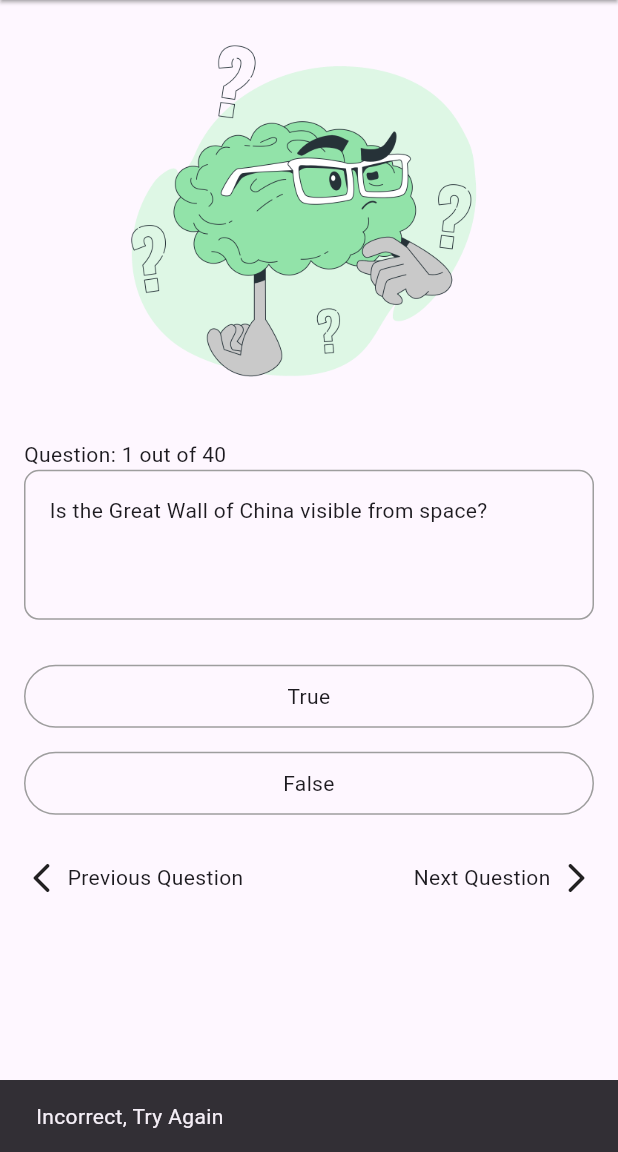
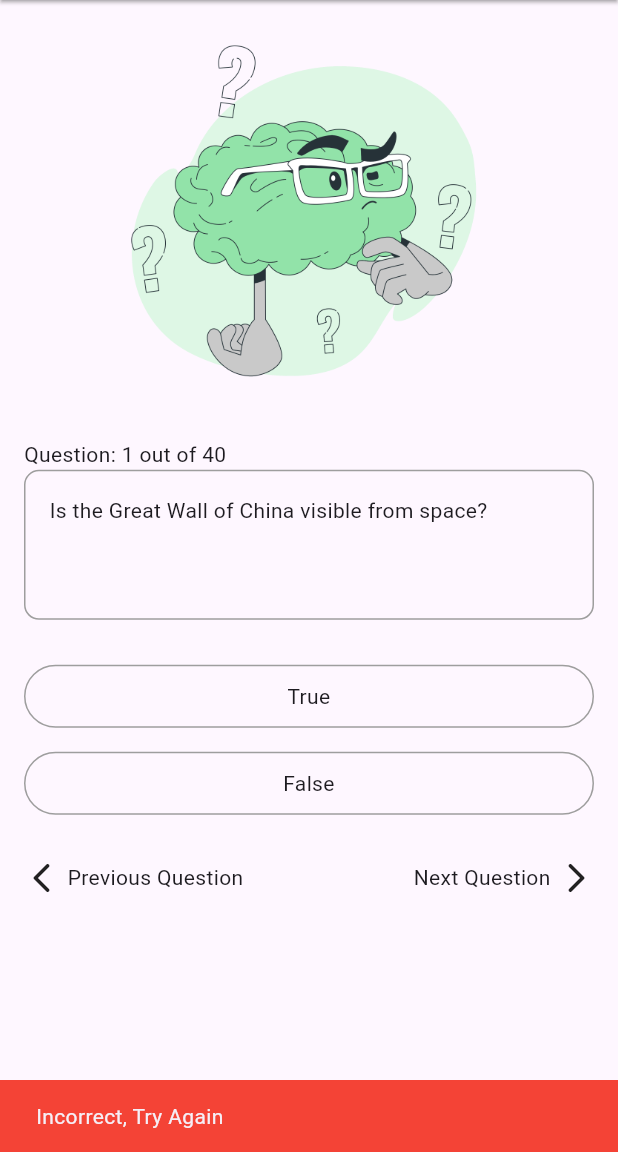
Before and after one commit to Adeyemi-Favour/Quiz-App, a Flutter app: the screen it shows after launch, after a tap on "True", on a phone screen of 412 x 824 dp, the part 84-1236 px from its top. Run offline on Flutter 3.47's test engine with Material 3 defaults, Android fonts, the phone set to English and light mode, and no system bars.

Commit message:
Colored SnackBar message

```diff
--- a/lib/bodyContainer.dart
+++ b/lib/bodyContainer.dart
@@ -45,13 +45,14 @@ class _bodyContainerState extends State<bodyContainer> {
       ScaffoldMessenger.of(context).showSnackBar(const SnackBar(
         content: Text("Correct Answer"),
         duration: Duration(seconds: 1),
+        backgroundColor: Colors.green,
       ));
     }
     else{
       ScaffoldMessenger.of(context).showSnackBar(const SnackBar(
         content: Text("Incorrect, Try Again"),
         duration: Duration(seconds: 1),
-        // action: SnackBarAction(label: 'Try Again', onPressed: hideCurrentSnackBar),
+        backgroundColor: Colors.red,
       ));
     }
     playerScore = score.toString();
@@ -109,14 +110,6 @@ class _bodyContainerState extends State<bodyContainer> {
         question = questionsAndAnswers.keys.elementAt(int.parse(value));
 
         answers = questionsAndAnswers.values.elementAt(int.parse(value));
-
-        // if (answers == questionsAndAnswers.values.elementAt(int.parse(value)).toString()){
-        //   debugPrint('Correct');
-        // }
-        // else{
-        //   debugPrint('Incorrect');
-        // }
-
       });
     }
     else{
@@ -124,6 +117,7 @@ class _bodyContainerState extends State<bodyContainer> {
     }
 
     return question;
+    return totalQuestions;
   }
 
   @override
```
